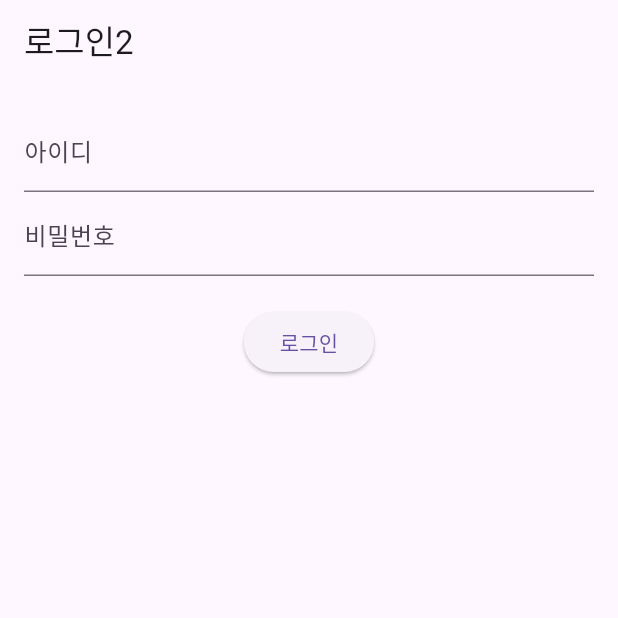
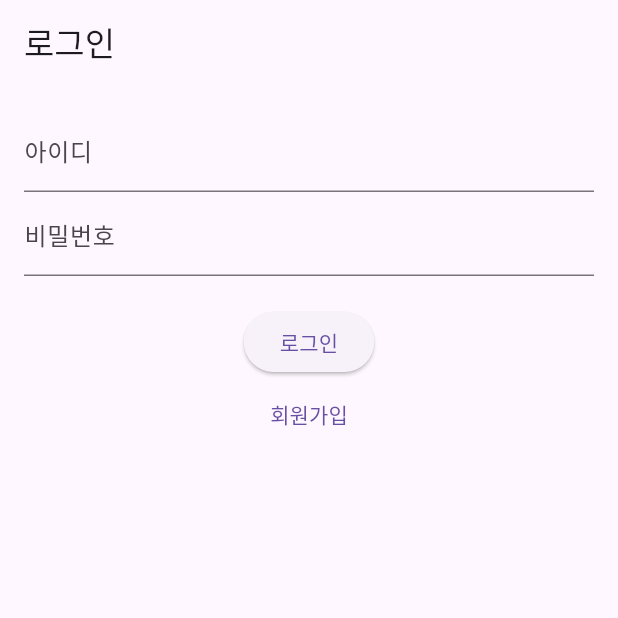
Before and after one commit to nicednjsdud/M-rich_Frontend, a Flutter app: the screen it shows after launch, on a phone screen of 412 x 824 dp, the top half of it. Run offline on Flutter 3.47's test engine with Material 3 defaults, Android fonts, the light colour scheme and no system bars; our stand-ins replace dio, equatable, flutter_bloc, flutter_secure_storage, go_router.

Commit message:
feat : 로그인, 회원가입 ui 구현및 api 연결

```diff
--- /dev/null
+++ b/m_rich_frontend/lib/core/constants/apiConstants.dart
@@ -0,0 +1,5 @@
+class ApiConstants {
+  static const String baseUrl = 'http://127.0.0.1:8080';
+  static const String apiPrefix = '/api/v1/';
+  static const Duration timeout = Duration(seconds: 10);
+}
--- a/m_rich_frontend/lib/features/auth/presentation/bloc/auth/authBloc.dart
+++ b/m_rich_frontend/lib/features/auth/presentation/bloc/auth/authBloc.dart
@@ -1,27 +1,36 @@
 import 'package:flutter_bloc/flutter_bloc.dart';
-import 'package:mrich_frontend/features/auth/data/models/loginRequest.dart';
-import '../../../domain/repositories/authRepository.dart';
-import 'authEvent.dart';
-import 'authState.dart';
+import 'package:equatable/equatable.dart';
+import 'package:mrich_frontend/features/auth/domain/repositories/authRepository.dart';
+import 'package:mrich_frontend/features/auth/presentation/blocs/authEvent.dart';
+import 'package:mrich_frontend/features/auth/presentation/blocs/authState.dart';
 
 class AuthBloc extends Bloc<AuthEvent, AuthState> {
-  final AuthRepository repository;
+  final AuthRepository _authRepository;
 
-  AuthBloc(this.repository) : super(AuthInitial()) {
-    on<LoginRequested>((event, emit) async {
-      emit(AuthLoading());
+  AuthBloc(this._authRepository) : super(AuthInitial()) {
+    on<LoginRequested>(_onLoginRequested);
+    on<RegisterRequested>(_onRegisterRequested);
+  }
 
-      try {
-        final token = await repository.login(
-          LoginRequest(username: event.username, password: event.password),
-        );
-        emit(AuthSuccess(
-          accessToken: token.accessToken,
-          refreshToken: token.refreshToken,
-        ));
-      } catch (e) {
-        emit(AuthFailure(error: e.toString()));
-      }
-    });
+  Future<void> _onLoginRequested(
+      LoginRequested event, Emitter<AuthState> emit) async {
+    emit(AuthLoading());
+    try {
+      await _authRepository.login(event.username, event.password);
+      emit(AuthSuccess());
+    } catch (e) {
+      emit(AuthFailure(message: e.toString()));
+    }
+  }
+
+  Future<void> _onRegisterRequested(
+      RegisterRequested event, Emitter<AuthState> emit) async {
+    emit(AuthLoading());
+    try {
+      await _authRepository.register(event.username, event.password);
+      emit(AuthSuccess());
+    } catch (e) {
+      emit(AuthFailure(message: e.toString()));
+    }
   }
 }
--- a/m_rich_frontend/lib/features/auth/presentation/blocs/authEvent.dart
+++ b/m_rich_frontend/lib/features/auth/presentation/blocs/authEvent.dart
@@ -1,8 +1,26 @@
-abstract class AuthEvent {}
+import 'package:equatable/equatable.dart';
+
+abstract class AuthEvent extends Equatable {
+  @override
+  List<Object> get props => [];
+}
 
 class LoginRequested extends AuthEvent {
   final String username;
   final String password;
 
-  LoginRequested({required this.username, required this.password});
+  LoginRequested(this.username, this.password);
+
+  @override
+  List<Object> get props => [username, password];
 }
+
+class RegisterRequested extends AuthEvent {
+  final String username;
+  final String password;
+
+  RegisterRequested(this.username, this.password);
+
+  @override
+  List<Object> get props => [username, password];
+}
--- a/m_rich_frontend/lib/features/auth/presentation/blocs/authState.dart
+++ b/m_rich_frontend/lib/features/auth/presentation/blocs/authState.dart
@@ -1,18 +1,21 @@
-abstract class AuthState {}
+import 'package:equatable/equatable.dart';
+
+abstract class AuthState extends Equatable {
+  @override
+  List<Object> get props => [];
+}
 
 class AuthInitial extends AuthState {}
 
 class AuthLoading extends AuthState {}
 
-class AuthSuccess extends AuthState {
-  final String accessToken;
-  final String refreshToken;
-
-  AuthSuccess({required this.accessToken, required this.refreshToken});
-}
+class AuthSuccess extends AuthState {}
 
 class AuthFailure extends AuthState {
-  final String error;
+  final String message;
 
-  AuthFailure({required this.error});
+  AuthFailure({required this.message});
+
+  @override
+  List<Object> get props => [message];
 }
--- a/m_rich_frontend/lib/features/auth/presentation/screens/home/homeScreen.dart
+++ b/m_rich_frontend/lib/features/auth/presentation/screens/home/homeScreen.dart
@@ -6,8 +6,8 @@ class HomeScreen extends StatelessWidget {
   @override
   Widget build(BuildContext context) {
     return Scaffold(
-      appBar: AppBar(title: const Text("홈")),
-      body: const Center(child: Text("환영합니다!")),
+      appBar: AppBar(title: const Text('홈')),
+      body: const Center(child: Text('Welcome to M-Rich!')),
     );
   }
 }
--- /dev/null
+++ b/m_rich_frontend/lib/features/auth/presentation/screens/login/loginScreen.dart
@@ -0,0 +1,79 @@
+import 'package:flutter/material.dart';
+import 'package:flutter_bloc/flutter_bloc.dart';
+import 'package:mrich_frontend/features/auth/presentation/blocs/authState.dart';
+import 'package:mrich_frontend/features/auth/presentation/blocs/authEvent.dart';
+import 'package:mrich_frontend/features/auth/presentation/blocs/authBloc.dart';
+
+class LoginScreen extends StatefulWidget {
+  const LoginScreen({super.key});
+
+  @override
+  State<LoginScreen> createState() => _LoginScreenState();
+}
+
+class _LoginScreenState extends State<LoginScreen> {
+  final TextEditingController _usernameController = TextEditingController();
+  final TextEditingController _passwordController = TextEditingController();
+
+  void _login() {
+    final username = _usernameController.text.trim();
+    final password = _passwordController.text.trim();
+
+    if (username.isNotEmpty && password.isNotEmpty) {
+      context.read<AuthBloc>().add(LoginRequested(username, password));
+    } else {
+      ScaffoldMessenger.of(context).showSnackBar(
+        const SnackBar(content: Text("아이디와 비밀번호를 모두 입력해주세요.")),
+      );
+    }
+  }
+
+  @override
+  Widget build(BuildContext context) {
+    return Scaffold(
+      appBar: AppBar(title: const Text("로그인")),
+      body: BlocConsumer<AuthBloc, AuthState>(
+        listener: (context, state) {
+          if (state is AuthSuccess) {
+            Navigator.pushReplacementNamed(context, '/home'); // 홈 라우트로 이동
+          } else if (state is AuthFailure) {
+            ScaffoldMessenger.of(context).showSnackBar(
+              SnackBar(content: Text(state.message)),
+            );
+          }
+        },
+        builder: (context, state) {
+          return Padding(
+            padding: const EdgeInsets.all(16.0),
+            child: Column(
+              children: [
+                TextField(
+                  controller: _usernameController,
+                  decoration: const InputDecoration(labelText: '아이디'),
+                ),
+                TextField(
+                  controller: _passwordController,
+                  decoration: const InputDecoration(labelText: '비밀번호'),
+                  obscureText: true,
+                ),
+                const SizedBox(height: 20),
+                ElevatedButton(
+                  onPressed: state is AuthLoading ? null : _login,
+                  child: state is AuthLoading
+                      ? const CircularProgressIndicator()
+                      : const Text('로그인'),
+                ),
+                TextButton(
+                  onPressed: () {
+                    Navigator.pushNamed(context, '/register');
+                  },
+                  child: const Text('회원가입'),
+                ),
+              ],
+            ),
+          );
+        },
+      ),
+    );
+  }
+}
--- a/m_rich_frontend/lib/features/auth/presentation/screens/loginScreen.dart
+++ /dev/null
@@ -1,65 +0,0 @@
-import 'package:flutter/material.dart';
-import 'package:flutter_bloc/flutter_bloc.dart';
-import 'package:mrich_frontend/features/auth/presentation/blocs/authBloc.dart';
-import 'package:mrich_frontend/features/auth/presentation/blocs/authEvent.dart';
-import 'package:mrich_frontend/features/auth/presentation/blocs/authState.dart';
-
-class LoginScreen extends StatelessWidget {
-  final TextEditingController usernameController = TextEditingController();
-  final TextEditingController passwordController = TextEditingController();
-
-  LoginScreen({super.key});
-
-  @override
-  Widget build(BuildContext context) {
-    return Scaffold(
-      appBar: AppBar(title: const Text("로그인2")),
-      body: Padding(
-        padding: const EdgeInsets.all(16.0),
-        child: BlocConsumer<AuthBloc, AuthState>(
-          listener: (context, state) {
-            if (state is AuthSuccess) {
-              ScaffoldMessenger.of(context).showSnackBar(
-                const SnackBar(content: Text("로그인 성공!")),
-              );
-              // TODO: 다음 화면으로 이동
-            } else if (state is AuthFailure) {
-              ScaffoldMessenger.of(context).showSnackBar(
-                SnackBar(content: Text("에러: ${state.error}")),
-              );
-            }
-          },
-          builder: (context, state) {
-            return Column(
-              children: [
-                TextField(
-                  controller: usernameController,
-                  decoration: const InputDecoration(labelText: "아이디"),
-                ),
-                TextField(
-                  controller: passwordController,
-                  obscureText: true,
-                  decoration: const InputDecoration(labelText: "비밀번호"),
-                ),
-                const SizedBox(height: 20),
-                ElevatedButton(
-                  onPressed: () {
-                    context.read<AuthBloc>().add(
-                          LoginRequested(
-                            username: usernameController.text,
-                            password: passwordController.text,
-                          ),
-                        );
-                  },
-                  child: state is AuthLoading
-                      ? const CircularProgressIndicator(color: Colors.white)
-                      : const Text("로그인"),
-                )
-              ],
-            );
-          },
-        ),
-      ),
-    );
-  }
-}
--- a/m_rich_frontend/lib/main.dart
+++ b/m_rich_frontend/lib/main.dart
@@ -1,39 +1,34 @@
-import 'package:dio/dio.dart';
 import 'package:flutter/material.dart';
 import 'package:flutter_bloc/flutter_bloc.dart';
-import 'package:mrich_frontend/features/auth/data/api/authApi.dart';
-import 'package:mrich_frontend/features/auth/domain/repositories/authRepository.dart';
+import 'package:mrich_frontend/features/auth/data/repositories/authRepositoryImpl.dart';
 import 'package:mrich_frontend/features/auth/presentation/blocs/authBloc.dart';
-import 'package:mrich_frontend/features/auth/presentation/screens/loginScreen.dart';
-import 'features/auth/data/repositories/authRepositoryImpl.dart';
+import 'package:mrich_frontend/features/auth/presentation/screens/login/loginScreen.dart';
+import 'package:mrich_frontend/features/auth/presentation/screens/register/registerScreen.dart';
 
 void main() {
-  runApp(const MyApp());
+  runApp(MyApp());
 }
 
 class MyApp extends StatelessWidget {
-  const MyApp({super.key});
+  final authRepository = AuthRepositoryImpl();
+
+  MyApp({super.key});
 
   @override
   Widget build(BuildContext context) {
-    final dio = Dio();
-    final authApi = AuthApi(dio);
-    final AuthRepository repository = AuthRepositoryImpl(authApi);
-
-    return MultiBlocProvider(
-      providers: [
-        BlocProvider(
-          create: (_) => AuthBloc(repository),
-        ),
-      ],
-      child: MaterialApp(
-        title: 'mRich',
-        theme: ThemeData(
-          primarySwatch: Colors.indigo,
-          useMaterial3: true,
-        ),
-        home: LoginScreen(),
-      ),
+    return MaterialApp(
+      title: 'mRich',
+      routes: {
+        '/': (context) => BlocProvider(
+              create: (_) => AuthBloc(authRepository),
+              child: const LoginScreen(),
+            ),
+        '/register': (context) => BlocProvider.value(
+              value: AuthBloc(authRepository),
+              child: const RegisterScreen(),
+            ),
+        '/home': (context) => const Placeholder(), // 추후 홈 화면 연결
+      },
     );
   }
 }
```
Also changed, not shown: m_rich_frontend/lib/app/routes/goRouter.dart (+17 -9 lines), m_rich_frontend/lib/core/network/dioClient.dart (+9 -8 lines), m_rich_frontend/lib/features/auth/data/api/authApi.dart (+10 -17 lines), m_rich_frontend/lib/features/auth/data/repositories/authRepositoryImpl.dart (+16 -9 lines), m_rich_frontend/lib/features/auth/domain/repositories/authRepository.dart (+2 -8 lines), m_rich_frontend/lib/features/auth/presentation/blocs/authBloc.dart (+28 -20 lines), m_rich_frontend/lib/features/auth/presentation/screens/register/registerScreen.dart (added, +73 -0 lines), m_rich_frontend/pubspec.lock.
